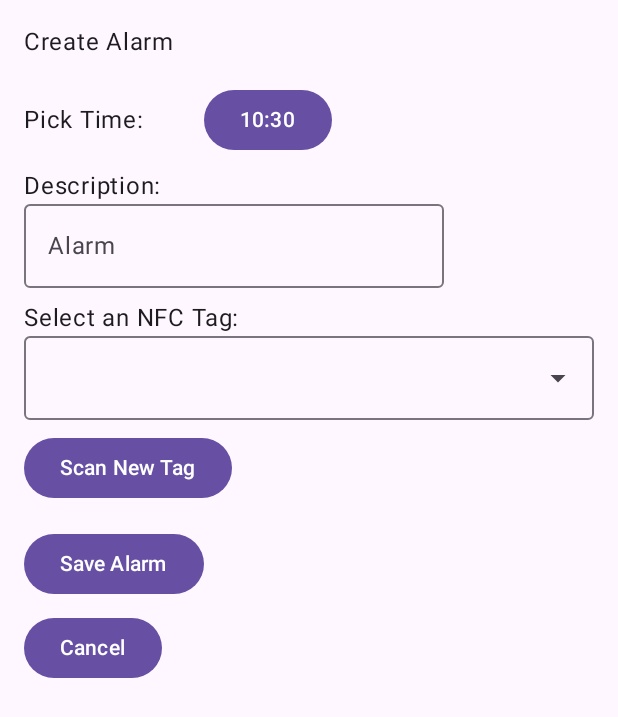
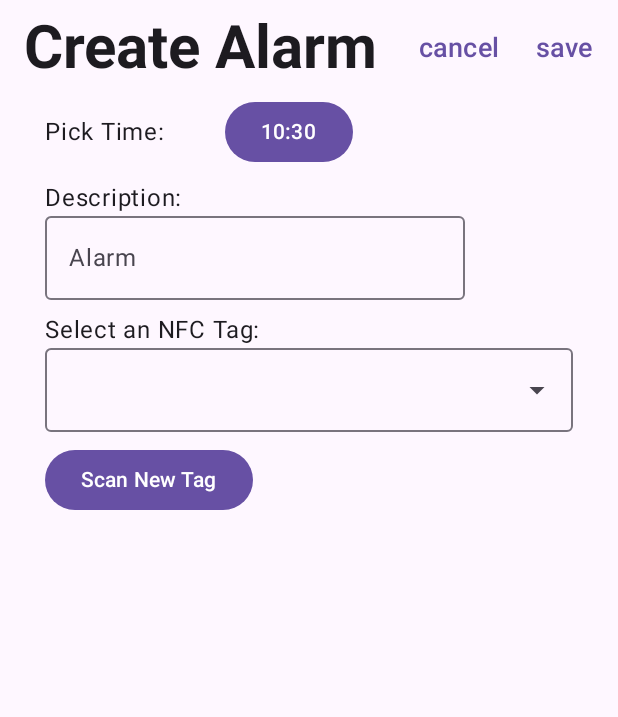
Before and after one commit to jansigi/TagAlarm, an Android app built with Jetpack Compose: the screen it shows after launch (MainActivity), after a tap on "Create Alarm", on a phone screen of 412 x 824 dp. Shown: the top 717 px of the screen. Run offline under Robolectric (Android 15) with nearby library versions, the light colour scheme and no system bars; our stand-ins replace Dagger/Hilt's generated code, Room's generated code.

Commit message:
add TopBar for Editing/Creating Alarm

```diff
--- a/app/src/main/java/ch/js/tagalarm/data/model/NfcTag.kt
+++ b/app/src/main/java/ch/js/tagalarm/data/model/NfcTag.kt
@@ -3,4 +3,7 @@ package ch.js.tagalarm.data.model
 data class NfcTag(
     val serialNumber: String,
     val name: String = "NFC Tag",
-)
+) {
+    override fun toString(): String = "$name ($serialNumber)"
+
+}
--- a/app/src/main/java/ch/js/tagalarm/ui/component/AlarmEditScreen.kt
+++ b/app/src/main/java/ch/js/tagalarm/ui/component/AlarmEditScreen.kt
@@ -17,9 +17,13 @@ import androidx.compose.material.icons.filled.ArrowDropDown
 import androidx.compose.material3.Button
 import androidx.compose.material3.DropdownMenu
 import androidx.compose.material3.DropdownMenuItem
+import androidx.compose.material3.ExperimentalMaterial3Api
 import androidx.compose.material3.Icon
 import androidx.compose.material3.OutlinedTextField
+import androidx.compose.material3.Scaffold
 import androidx.compose.material3.Text
+import androidx.compose.material3.TextButton
+import androidx.compose.material3.TopAppBar
 import androidx.compose.runtime.Composable
 import androidx.compose.runtime.collectAsState
 import androidx.compose.runtime.getValue
@@ -29,13 +33,16 @@ import androidx.compose.runtime.setValue
 import androidx.compose.ui.Alignment
 import androidx.compose.ui.Modifier
 import androidx.compose.ui.platform.LocalContext
+import androidx.compose.ui.text.font.FontWeight
 import androidx.compose.ui.unit.dp
+import androidx.compose.ui.unit.sp
 import androidx.navigation.NavController
 import ch.js.tagalarm.data.model.Alarm
 import ch.js.tagalarm.ui.Screen
 import ch.js.tagalarm.viewmodel.AlarmViewModel
 import java.time.LocalTime
 
+@OptIn(ExperimentalMaterial3Api::class)
 @Composable
 fun AlarmEditScreen(
     navController: NavController,
@@ -49,7 +56,7 @@ fun AlarmEditScreen(
 
     var time by remember { mutableStateOf(existingAlarm?.time ?: LocalTime.of(LocalTime.now().hour, LocalTime.now().minute)) }
     var description by remember { mutableStateOf(existingAlarm?.description.orEmpty()) }
-    var selectedNfcTagSerial by remember { mutableStateOf(existingAlarm?.nfcSerial.orEmpty()) }
+    var selectedNfcTag by remember { mutableStateOf(existingAlarm?.nfcSerial.orEmpty()) }
     var showTimePicker by remember { mutableStateOf(false) }
 
     if (showTimePicker) {
@@ -65,15 +72,58 @@ fun AlarmEditScreen(
         )
     }
 
+    Scaffold(
+        topBar = {
+            TopAppBar(
+                title = {
+                    Text(
+                        text = if (existingAlarm != null) "Edit Alarm" else "Create Alarm",
+                        fontSize = 40.sp,
+                        fontWeight = FontWeight.Bold,
+                    )
+                },
+                actions = {
+                    TextButton(
+                        onClick = {
+                            navController.navigate(Screen.HOME.route)
+                        },
+                    ) {
+                        Text(
+                            text = "cancel",
+                            fontSize = 18.sp,
+                            fontWeight = FontWeight.Medium,
+                        )
+                    }
+
+                    TextButton(
+                        onClick = {
+                            val alarm = Alarm(
+                                id = existingAlarm?.id,
+                                time = time,
+                                active = true,
+                                description = description.ifBlank { "Alarm" },
+                                nfcSerial = selectedNfcTag.ifBlank { null },
+                            )
+                            alarmViewModel.saveAlarm(alarm)
+                            navController.navigate(Screen.HOME.route)
+                        },
+                    ) {
+                        Text(
+                            text = "save",
+                            fontSize = 18.sp,
+                            fontWeight = FontWeight.Medium,
+                        )
+                    }
+                },
+            )
+        },
+    ) { innerPadding ->
         Column(
             modifier = Modifier
-            .fillMaxSize()
-            .padding(16.dp),
+                .padding(innerPadding)
+                .padding(start = 30.dp, end = 30.dp)
+                .fillMaxSize(),
         ) {
-        Text(text = if (existingAlarm != null) "Edit Alarm" else "Create Alarm")
-
-        Spacer(modifier = Modifier.height(16.dp))
-
             Row(horizontalArrangement = Arrangement.Center, verticalAlignment = Alignment.CenterVertically) {
                 Text(text = "Pick Time:")
                 Spacer(modifier = Modifier.padding(20.dp))
@@ -99,7 +149,7 @@ fun AlarmEditScreen(
             var mExpanded by remember { mutableStateOf(false) }
             Box {
                 OutlinedTextField(
-                value = selectedNfcTagSerial,
+                    value = selectedNfcTag,
                     onValueChange = {},
                     readOnly = true,
                     modifier = Modifier
@@ -121,9 +171,9 @@ fun AlarmEditScreen(
                 ) {
                     nfcTagsState.forEach { item ->
                         DropdownMenuItem(
-                        text = { Text(item.name + item.serialNumber) },
+                            text = { Text(item.toString()) },
                             onClick = {
-                            selectedNfcTagSerial = item.serialNumber
+                                selectedNfcTag = item.toString()
                                 mExpanded = false
                             },
                         )
@@ -143,24 +193,6 @@ fun AlarmEditScreen(
 
             Spacer(modifier = Modifier.height(16.dp))
 
-        Button(
-            onClick = {
-                val alarm = Alarm(
-                    id = existingAlarm?.id,
-                    time = time,
-                    active = true,
-                    description = description.ifBlank { "Alarm" },
-                    nfcSerial = selectedNfcTagSerial.ifBlank { null },
-                )
-                alarmViewModel.saveAlarm(alarm)
-                navController.navigate(Screen.HOME.route)
-            },
-        ) {
-            Text("Save Alarm")
-        }
-
-        Spacer(modifier = Modifier.height(8.dp))
-
             if (existingAlarm != null) {
                 Button(
                     onClick = {
@@ -172,9 +204,6 @@ fun AlarmEditScreen(
                 }
                 Spacer(modifier = Modifier.height(8.dp))
             }
-
-        Button(onClick = { navController.navigate(Screen.HOME.route) }) {
-            Text("Cancel")
         }
     }
 }
--- a/app/src/main/java/ch/js/tagalarm/ui/component/SettingsScreen.kt
+++ b/app/src/main/java/ch/js/tagalarm/ui/component/SettingsScreen.kt
@@ -75,7 +75,7 @@ fun SettingsScreen(
             ) {
                 Text(
                     text = "NFC",
-                    fontSize = 20.sp
+                    fontSize = 20.sp,
                 )
             }
 
@@ -89,7 +89,7 @@ fun SettingsScreen(
                             .fillMaxWidth()
                             .padding(vertical = 4.dp),
                     ) {
-                        Text(text = "${tag.name} (${tag.serialNumber})" )
+                        Text(text = tag.toString())
                         IconButton(
                             onClick = {
                                 alarmViewModel.deleteNfcTag(tag.serialNumber)
```
Also changed, not shown: 1 other file. Lines whose indentation alone changed are shown as unchanged.
